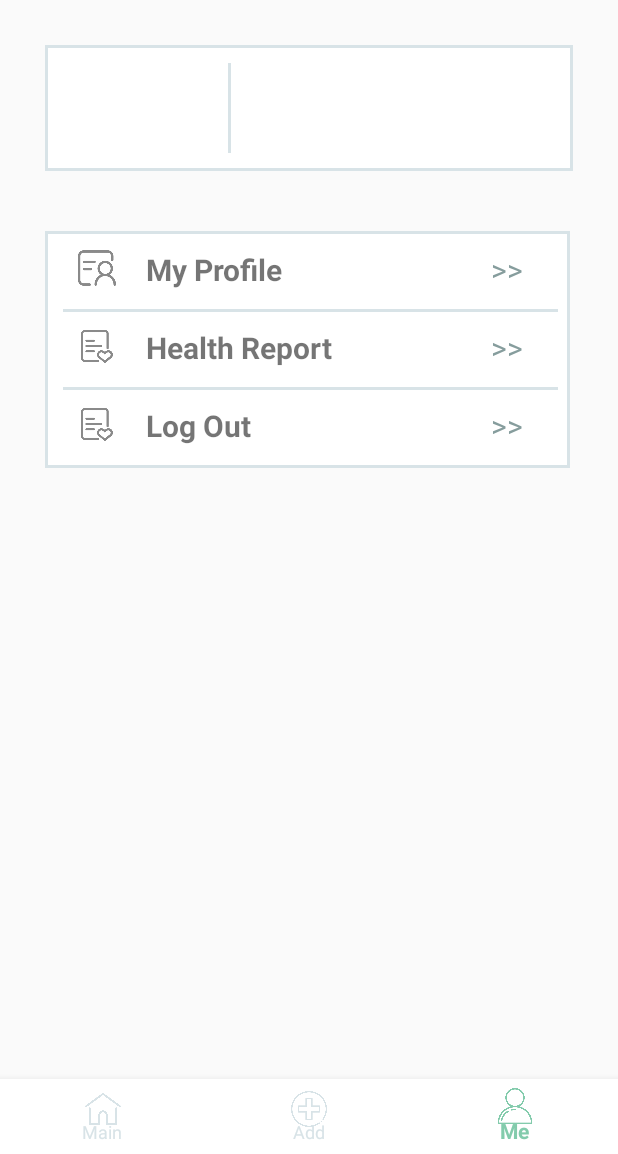
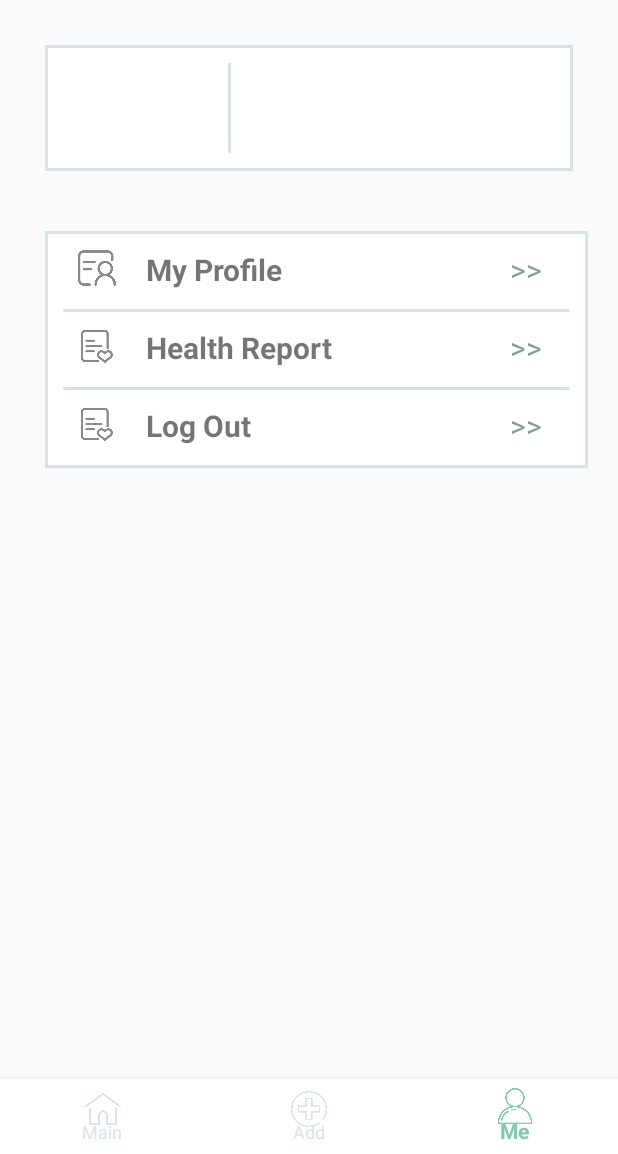
Before and after one commit to Henry-929/HealthKeeper, an Android app: the UserActivity screen opened directly, with no data from a screen before it, on a phone screen of 412 x 824 dp, the part 82-1236 px from its top. Run offline under Robolectric (Android 15) with nearby library versions, the phone set to English and light mode, and no system bars; our stand-ins replace Firebase (no records; nobody signed in at launch, a user with empty details on screens opened directly).

Commit message:
update on user setting view and manually input view

```diff
--- a/app/src/main/java/comp5216/sydney/edu/au/assignment2/addMeal/CameraActivity.java
+++ b/app/src/main/java/comp5216/sydney/edu/au/assignment2/addMeal/CameraActivity.java
@@ -311,7 +311,7 @@ public class CameraActivity extends Activity{
                 aipImageClassify.setConnectionTimeoutInMillis(2000);
                 aipImageClassify.setSocketTimeoutInMillis(6000);
                 HashMap<String, String> options = new HashMap<String, String>();
-                options.put("baike_num", "//你要返回的结果数目");
+                options.put("baike_num", "1");
                 JSONObject res = aipImageClassify.plantDetect(content, options);
                 try {
                     JSONArray data = res.getJSONArray("result");
--- a/app/src/main/res/layout/activity_add_meal_manually.xml
+++ b/app/src/main/res/layout/activity_add_meal_manually.xml
@@ -75,7 +75,7 @@
             <EditText
                 android:id="@+id/custom_add_food_name"
                 android:gravity="right"
-                android:layout_width="200dp"
+                android:layout_width="150dp"
                 android:layout_height="wrap_content"
                 android:background="@null"
                 android:hint="@string/e_g_hamburger"/>
@@ -102,7 +102,7 @@
                 android:layout_weight="1"/>
             <EditText
                 android:id="@+id/custom_add_food_quantity"
-                android:layout_width="200dp"
+                android:layout_width="150dp"
                 android:layout_height="wrap_content"
                 android:gravity="right"
                 android:background="@null"
@@ -131,7 +131,7 @@
             <Spinner
                 android:gravity="right"
                 android:id="@+id/custom_add_food_category"
-                android:layout_width="120dp"
+                android:layout_width="150dp"
                 android:layout_height="wrap_content" />
         </LinearLayout>
         <LinearLayout
--- a/app/src/main/res/layout/activity_user_setting.xml
+++ b/app/src/main/res/layout/activity_user_setting.xml
@@ -74,14 +74,14 @@
         android:padding="20dp">
 
         <LinearLayout
-            android:layout_width="350dp"
+            android:layout_width="match_parent"
             android:layout_height="match_parent"
             android:padding="2dp"
             android:layout_marginLeft="10dp"
             android:background="@color/colorGrey">
 
             <LinearLayout
-                android:layout_width="350dp"
+                android:layout_width="match_parent"
                 android:layout_height="wrap_content"
                 android:background="#fff"
                 android:orientation="vertical">
@@ -100,14 +100,17 @@
                         android:layout_marginStart="20dp"
                         android:background="@drawable/icon_setting_info"/>
                     <TextView
-                        android:layout_width="200dp"
+                        android:layout_width="wrap_content"
                         android:layout_marginStart="20dp"
                         android:layout_height="wrap_content"
                         android:textSize="20sp"
                         android:textStyle="bold"
                         android:text="@string/my_profile"/>
+                    <LinearLayout
+                        android:layout_width="0dp"
+                        android:layout_height="match_parent"
+                        android:layout_weight="1"/>
                     <TextView
-                        android:layout_marginStart="30dp"
                         android:layout_width="50dp"
                         android:layout_height="30dp"
                         android:background="@null"
@@ -137,26 +140,30 @@
                         android:layout_marginStart="20dp"
                         android:background="@drawable/icon_setting_report"/>
                     <TextView
-                        android:layout_width="200dp"
+                        android:layout_width="wrap_content"
                         android:layout_marginStart="20dp"
                         android:layout_height="wrap_content"
                         android:textSize="20sp"
                         android:textStyle="bold"
                         android:text="@string/health_report"/>
+                    <LinearLayout
+                        android:layout_width="0dp"
+                        android:layout_height="match_parent"
+                        android:layout_weight="1"/>
                     <TextView
-                        android:layout_marginStart="30dp"
                         android:layout_width="50dp"
                         android:layout_height="30dp"
                         android:background="@null"
                         android:text="@string/right"
                         android:textSize="20sp"
                         android:textColor="#869d9d" />
-                </LinearLayout>                <LinearLayout
-                android:layout_width="match_parent"
-                android:layout_height="2dp"
-                android:background="@color/colorGrey"
-                android:layout_marginStart="10dp"
-                android:layout_marginEnd="10dp"/>
+                </LinearLayout>
+                <LinearLayout
+                    android:layout_width="match_parent"
+                    android:layout_height="2dp"
+                    android:background="@color/colorGrey"
+                    android:layout_marginStart="10dp"
+                    android:layout_marginEnd="10dp"/>
 
                 <LinearLayout
                     android:id="@+id/setting_ll_log_out"
@@ -172,14 +179,17 @@
                         android:layout_marginStart="20dp"
                         android:background="@drawable/icon_setting_report"/>
                     <TextView
-                        android:layout_width="200dp"
+                        android:layout_width="wrap_content"
                         android:layout_marginStart="20dp"
                         android:layout_height="wrap_content"
                         android:textSize="20sp"
                         android:textStyle="bold"
                         android:text="@string/log_out"/>
+                    <LinearLayout
+                        android:layout_width="0dp"
+                        android:layout_height="match_parent"
+                        android:layout_weight="1"/>
                     <TextView
-                        android:layout_marginStart="30dp"
                         android:layout_width="50dp"
                         android:layout_height="30dp"
                         android:background="@null"
```
Also changed, not shown: app/src/main/res/layout/activity_add_meal_custom.xml (+4 -3 lines).
